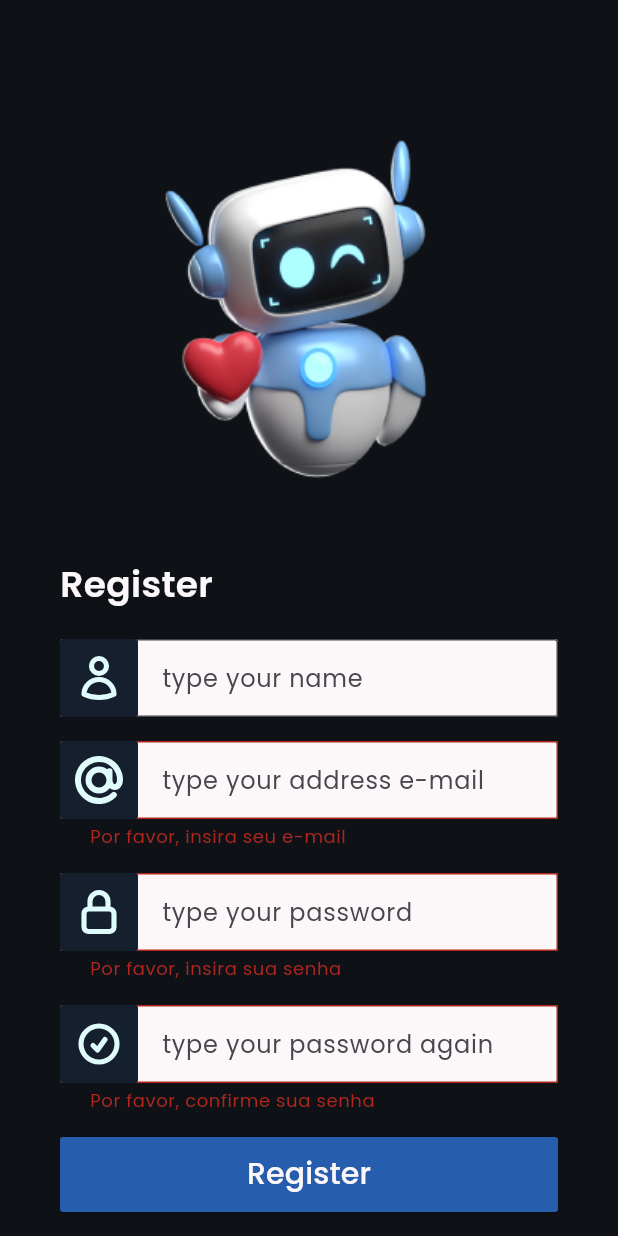
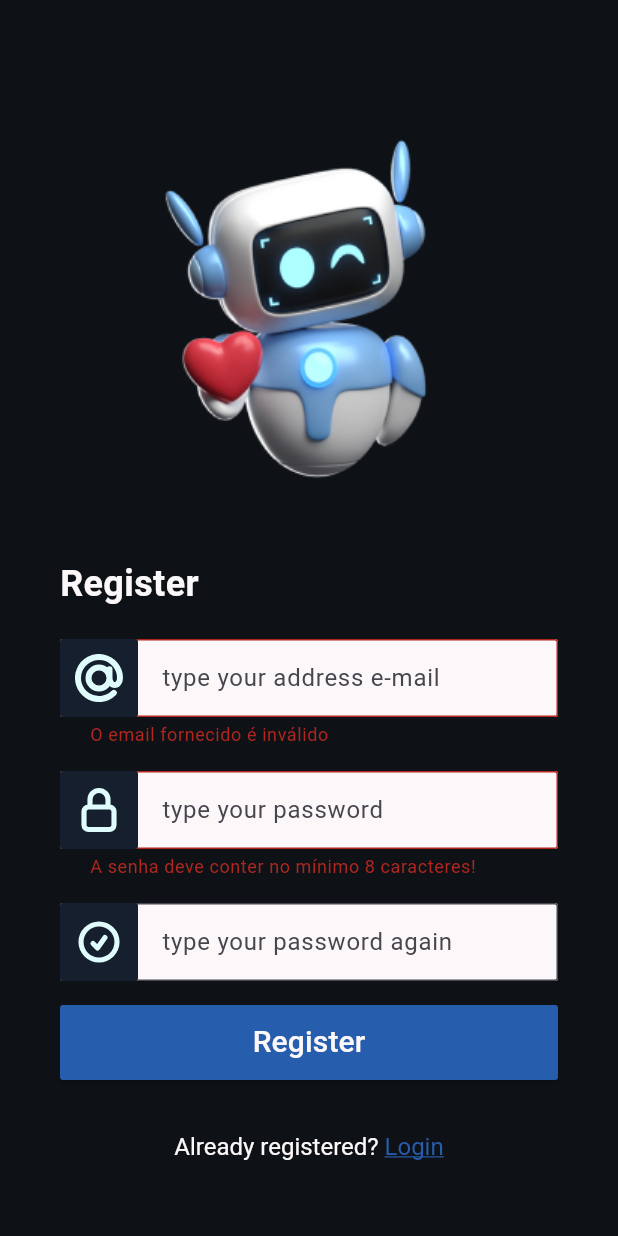
Before and after one commit to lryanborges/MyWB, a Flutter app: the Register screen opened by its route, after a tap on "Register", on a phone screen of 412 x 824 dp. Run offline on Flutter 3.47's test engine with Material 3 defaults, Android fonts, the light colour scheme and no system bars; our stand-ins replace firebase_auth, firebase_core, flutter_svg, get; accounts and stored records are empty.

Commit message:
add: firebase, autenticacao de login e registro

```diff
--- a/lib/controllers/loginController.dart
+++ b/lib/controllers/loginController.dart
@@ -1,3 +1,4 @@
+import 'package:firebase_auth/firebase_auth.dart';
 import 'package:flutter/material.dart';
 import 'package:get/get.dart';
 
@@ -6,29 +7,47 @@ class LoginController extends GetxController {
   final TextEditingController emailController = TextEditingController();
   final TextEditingController passwordController = TextEditingController();
 
-  void login(BuildContext context) {
+  final FirebaseAuth _auth = FirebaseAuth.instance;
+
+  Future handleLogin() async {
     if (formKey.currentState!.validate()) {
-      print('Email: ${emailController.text}');
-      print('Senha: ${passwordController.text}');
-      // chamar api de autenticação
-      Navigator.pushNamed(context, '/home');
+      try {
+        await _auth.signInWithEmailAndPassword(
+          email: emailController.text,
+          password: passwordController.text
+        );
+
+        Get.snackbar('Sucesso:', 'Você foi logado!');
+        Future.delayed(
+          const Duration(seconds: 1),
+          () => Get.toNamed('/home')
+        );
+      }
+      on FirebaseAuthException catch(e) {
+        if(e.code == 'user-not-found') {
+          Get.snackbar('Usuário não encontrado:', 'Não existe nenhum usuário com as credenciais informadas!');
+        }
+        else if(e.code == 'wrong-password') {
+          Get.snackbar("Senha errada", "A senha informada está incorreta!");
+        }
+        else if(e.code == 'invalid-credential') {
+          Get.snackbar('Credenciais Inválidas:', 'Usuário não cadastrado!');
+        }
+      }
     }
   }
 
-  String? emailValidator(value) {
-    if (value == null || value.isEmpty) {
-      return 'Por favor, insira seu e-mail';
-    }
-    if (!RegExp(r'^[^@]+@[^@]+\.[^@]+').hasMatch(value)) {
-      return 'Insira um e-mail válido';
+  String? validatePassword(String? password) {
+    if (GetUtils.isLengthLessThan(password, 8)) {
+      return "A senha deve conter no mínimo 8 caracteres!";
     }
 
     return null;
   }
 
-  String? passwordValidator(password) {
-    if (password == null || password.isEmpty) {
-      return 'Por favor, insira sua senha';
+  String? validateEmail(String? email) {
+    if (!GetUtils.isEmail(email ?? "")) {
+      return "O email fornecido é inválido";
     }
     return null;
   }
--- a/lib/controllers/registerController.dart
+++ b/lib/controllers/registerController.dart
@@ -1,52 +1,51 @@
+import 'package:firebase_auth/firebase_auth.dart';
 import 'package:flutter/material.dart';
 import 'package:get/get.dart';
 
 class RegisterController extends GetxController {
 
   final formKey = GlobalKey<FormState>();
-  final TextEditingController nameController = TextEditingController();
   final TextEditingController emailController = TextEditingController();
   final TextEditingController passwordController = TextEditingController();
   final TextEditingController confirmPasswordController = TextEditingController();
 
-  void register(BuildContext context) {
+  final FirebaseAuth _auth = FirebaseAuth.instance;
+
+  Future handleRegister() async {
     if (formKey.currentState!.validate()) {
-      print('Name: ${nameController}');
-      print('Email: ${emailController.text}');
-      print('Senha: ${passwordController.text}');
-      print('Confirmar senha: ${confirmPasswordController.text}');
-      // chamar api de autenticação
-      Navigator.pushNamed(context, '/login');
+      try {
+          await _auth.createUserWithEmailAndPassword(
+          email: emailController.text,
+          password: passwordController.text,
+        );
+        Get.snackbar("Sucesso", "Você foi registrado com sucesso!");
+        Future.delayed(const Duration(seconds: 1), () => Get.toNamed("/home"));
+      } on FirebaseAuthException catch (e) {
+        if (e.code == 'email-already-in-use') {
+          Get.snackbar("Conta já existe", "A conta informada já existe!");
+        }
+      }
     }
   }
 
-  String? emailValidator(value) {
-    if (value == null || value.isEmpty) {
-      return 'Por favor, insira seu e-mail';
-    }
-    if (!RegExp(r'^[^@]+@[^@]+\.[^@]+').hasMatch(value)) {
-      return 'Insira um e-mail válido';
-    }
-
-    return null;
-  }
-
-  String? passwordValidator(password) {
-    if (password == null || password.isEmpty) {
-      return 'Por favor, insira sua senha';
+  String? validatePassword(String? password) {
+    if (GetUtils.isLengthLessThan(password, 8)) {
+      return "A senha deve conter no mínimo 8 caracteres!";
     }
     return null;
   }
 
-  String? confirmPasswordValidator(password) {
-    if (password == null || password.isEmpty) {
-      return 'Por favor, confirme sua senha';
-    }
-
-    if(password != passwordController.text){
-      return 'As senhas não coincidem';
+  String? validadeConfirmPwd(String? confirmPwd) {
+    if (confirmPwd != passwordController.text) {
+      return "O campo deve ter o mesmo valor do campo 'Senha'";
     }
     return null;
   }
 
+  String? validateEmail(String? email) {
+    if (!GetUtils.isEmail(email ?? "")) {
+      return "O email fornecido é inválido";
+    }
+    return null;
+  }
 }
--- a/lib/main.dart
+++ b/lib/main.dart
@@ -1,28 +1,30 @@
+import 'package:firebase_core/firebase_core.dart';
 import 'package:flutter/material.dart';
 import 'package:get/get.dart';
-import 'package:my_wb/pages/init.dart';
-import 'package:my_wb/pages/chat.dart';
-import 'package:my_wb/pages/login.dart';
-import 'package:my_wb/pages/profile.dart';
-import 'package:my_wb/pages/register.dart';
+import 'package:my_wb/firebase_options.dart';
+import 'package:my_wb/routes/app_pages.dart';
+import 'package:my_wb/service/firebase_service.dart';
 
-void main() {
-  runApp(
-    GetMaterialApp(
-      initialRoute: '/login',
-      getPages: [
-        GetPage(name: '/home', page: () => Init()),
-        GetPage(name: '/chat', page: () => Chat()),
-        GetPage(name: '/profile', page: () => Profile()),
-        GetPage(name: '/login', page: () => Login()),
-        GetPage(name: '/register', page: () => Register())
-      ],
-      title: 'My Welly Beingjamin',
-      theme: ThemeData(
-        fontFamily: 'Poppins',
+void main() async {
+  WidgetsFlutterBinding.ensureInitialized();
+  await Firebase.initializeApp(
+    options: DefaultFirebaseOptions.currentPlatform
+  );
+  Get.put(FirebaseService());
+  runApp(const MyWBApp());
+}
 
-      ),
+class MyWBApp extends StatelessWidget {
+  const MyWBApp({super.key});
+
+  @override
+  Widget build(BuildContext context) {
+    return GetMaterialApp(
       debugShowCheckedModeBanner: false,
-    )
-  );
+      navigatorKey: Get.key,
+      title: 'MyWB',
+      initialRoute: Routes.register,
+      getPages: AppPages().pages,
+    );
+  }
 }
--- a/lib/pages/init.dart
+++ b/lib/pages/init.dart
@@ -3,13 +3,14 @@ import 'package:my_wb/constants/colors.dart';
 import 'package:my_wb/widgets/bottomNavBar.dart';
 
 class Init extends StatelessWidget {
+  const Init({super.key});
 
   @override
   Widget build(BuildContext context) {
     return Scaffold(
       backgroundColor: tdBG,
       appBar: AppBar(
-        title: Text('Menu', style: TextStyle(fontSize: 18, color: tdFontColor),),
+        title: const Text('Menu', style: TextStyle(fontSize: 18, color: tdFontColor),),
         centerTitle: true,
         backgroundColor: tdBG,
       ),
@@ -18,7 +19,7 @@ class Init extends StatelessWidget {
           mainAxisAlignment: MainAxisAlignment.center,
           crossAxisAlignment: CrossAxisAlignment.center,
           children: [
-            Text('Olá User069! Que bom que está aqui!', style: TextStyle(fontSize: 18, color: tdFontColor),),
+            const Text('Olá, atleta! Que bom que está aqui!', style: TextStyle(fontSize: 18, color: tdFontColor),),
             SizedBox(height: 30.0,),
             Image.asset('assets/images/hi-robot.png'),
             SizedBox(height: 30.0,),
--- a/lib/pages/login.dart
+++ b/lib/pages/login.dart
@@ -59,7 +59,7 @@ class Login extends StatelessWidget {
                               ),
                             ),
                             keyboardType: TextInputType.emailAddress,
-                            validator: controller.emailValidator,
+                            validator: (email) => controller.validateEmail(email),
                           ),
                           const SizedBox(height: 24.0),
                           TextFormField(
@@ -85,7 +85,7 @@ class Login extends StatelessWidget {
                               ),
                             ),
                             obscureText: true,
-                            validator: controller.passwordValidator,
+                            validator: (senha) => controller.validatePassword(senha),
                           ),
                           const SizedBox(height: 16.0),
                           const Align(
@@ -105,7 +105,7 @@ class Login extends StatelessWidget {
                             width: double.infinity,
                             height: 50.0,
                             child:ElevatedButton(
-                              onPressed: () => controller.login(context),
+                              onPressed: () => controller.handleLogin(),
                               child: Text(
                                 'Login',
                                 style: TextStyle(
--- a/lib/pages/register.dart
+++ b/lib/pages/register.dart
@@ -36,31 +36,6 @@ class Register extends StatelessWidget {
                           ),
                           const SizedBox(height: 20),
                           TextFormField(
-                            controller: controller.nameController,
-                            decoration: InputDecoration(
-                              hintText: 'type your name',
-                              filled: true,
-                              fillColor: tdWhite,
-                              border: OutlineInputBorder(
-                                borderRadius: BorderRadius.circular(2.0),
-                              ),
-                              contentPadding: const EdgeInsets.symmetric(vertical: 8.0, horizontal: 16.0),
-                              prefixIcon: Padding(
-                                padding: const EdgeInsets.only(right: 12.0),
-                                child: Container(
-                                  padding: const EdgeInsets.all(10.0),
-                                  decoration: BoxDecoration(
-                                    color: tdContainer,
-                                    borderRadius: BorderRadius.circular(2.0),
-                                  ),
-                                  child: SvgPicture.asset('assets/icons/name.svg', width: 32.0, height: 32.0,),
-                                ),
-                              ),
-                            ),
-                            keyboardType: TextInputType.emailAddress,
-                          ),
-                          const SizedBox(height: 16.0),
-                          TextFormField(
                             controller: controller.emailController,
                             decoration: InputDecoration(
                               hintText: 'type your address e-mail',
@@ -83,7 +58,7 @@ class Register extends StatelessWidget {
                               ),
                             ),
                             keyboardType: TextInputType.emailAddress,
-                            validator: controller.emailValidator,
+                            validator: (email) => controller.validateEmail(email),
                           ),
                           const SizedBox(height: 16.0),
                           TextFormField(
@@ -109,7 +84,7 @@ class Register extends StatelessWidget {
                               ),
                             ),
                             obscureText: true,
-                            validator: controller.passwordValidator,
+                            validator: (senha) => controller.validatePassword(senha),
                           ),
                           const SizedBox(height: 16.0),
                           TextFormField(
@@ -135,14 +110,14 @@ class Register extends StatelessWidget {
                               ),
                             ),
                             obscureText: true,
-                            validator: controller.confirmPasswordValidator,
+                            validator: (senha) => controller.validadeConfirmPwd(senha),
                           ),
                           const SizedBox(height: 16.0),
                           SizedBox(
                             width: double.infinity,
                             height: 50.0,
                             child: ElevatedButton(
-                              onPressed: () => controller.register(context),
+                              onPressed: () => controller.handleRegister(),
                               child: Text(
                                 'Register',
                                 style: TextStyle(
--- /dev/null
+++ b/lib/routes/app_pages.dart
@@ -0,0 +1,17 @@
+import 'package:get/get_navigation/src/routes/get_route.dart';
+import 'package:my_wb/pages/chat.dart';
+import 'package:my_wb/pages/init.dart';
+import 'package:my_wb/pages/login.dart';
+import 'package:my_wb/pages/profile.dart';
+import 'package:my_wb/pages/register.dart';
+part './app_routes.dart';
+
+class AppPages {
+  final List<GetPage> pages = [
+    GetPage(name: Routes.home, page: () => Init()),
+    GetPage(name: Routes.login, page: () => Login()),
+    GetPage(name: Routes.register, page: () => Register()),
+    GetPage(name: Routes.chat, page: () => Chat()),
+    GetPage(name: Routes.profile, page: () => Profile())
+  ];
+}
--- /dev/null
+++ b/lib/routes/app_routes.dart
@@ -0,0 +1,9 @@
+part of "./app_pages.dart";
+
+abstract class Routes {
+  static const home = '/home';
+  static const login = '/login';
+  static const register = '/register';
+  static const chat = '/chat';
+  static const profile = '/profile';
+}
--- /dev/null
+++ b/lib/service/firebase_service.dart
@@ -0,0 +1,5 @@
+import 'package:get/get.dart';
+
+class FirebaseService extends GetxService {
+
+}
--- a/pubspec.yaml
+++ b/pubspec.yaml
@@ -36,6 +36,8 @@ dependencies:
   # The following adds the Cupertino Icons font to your application.
   # Use with the CupertinoIcons class for iOS style icons.
   cupertino_icons: ^1.0.2
+  firebase_core: ^3.6.0
+  firebase_auth: ^5.3.1
 
 dev_dependencies:
   flutter_test:
```
Also changed, not shown: firebase.json (added), lib/firebase_options.dart (added), pubspec.lock, 106 other files.
